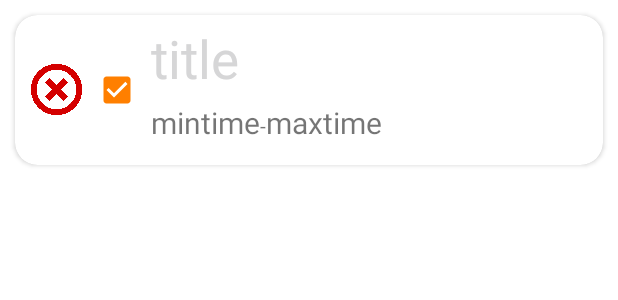
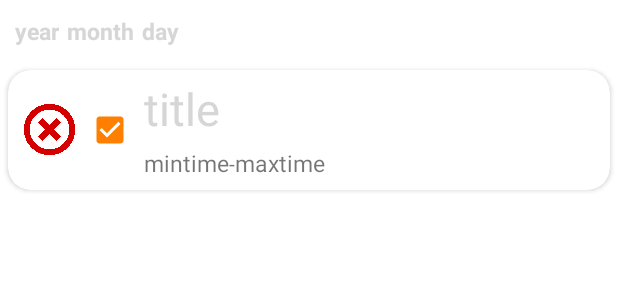
Before and after one commit to rnqhqaltjs/Whatareyouupto, an Android app built with Jetpack Compose: the layout doneitemmain.xml on its own in the app's theme, with its tools: preview values and no code run, on a phone screen of 412 x 824 dp. Shown: the top 300 px of the screen. Run offline under Robolectric (Android 15) with nearby library versions, the phone set to English and light mode, and no system bars.

Commit message:
Initial commit

```diff
--- a/app/src/main/java/com/example/whatareyouupto/sqlite/SQLiteOpenHelper.kt
+++ b/app/src/main/java/com/example/whatareyouupto/sqlite/SQLiteOpenHelper.kt
@@ -80,7 +80,7 @@ class SqliteHelper(context: Context?, name: String?, factory: SQLiteDatabase.Cur
     fun DoneMemo():MutableList<Memo>{
         val list = mutableListOf<Memo>()
         //전체조회
-        val selectAll = "select * from memo WHERE checkbox = 1 ORDER BY id"
+        val selectAll = "select * from memo WHERE checkbox = 1 ORDER BY day desc, month desc, year desc, mintime asc"
         //읽기전용 데이터베이스 변수
         val rd = this.readableDatabase
         //데이터를 받아 줍니다.
--- a/app/src/main/res/layout/doneitemmain.xml
+++ b/app/src/main/res/layout/doneitemmain.xml
@@ -1,14 +1,60 @@
 <?xml version="1.0" encoding="utf-8"?>
 
-<androidx.cardview.widget.CardView xmlns:android="http://schemas.android.com/apk/res/android"
+<LinearLayout xmlns:android="http://schemas.android.com/apk/res/android"
     xmlns:app="http://schemas.android.com/apk/res-auto"
     xmlns:tools="http://schemas.android.com/tools"
     android:id="@+id/item"
     android:layout_width="match_parent"
-    android:layout_height="100dp"
-    android:layout_margin="10dp"
+    android:layout_height="wrap_content"
+    android:orientation="vertical">
+
+    <LinearLayout
+        android:layout_width="match_parent"
+        android:layout_height="match_parent"
+        android:orientation="horizontal"
+        android:layout_marginTop="10dp"
+        android:layout_marginBottom="10dp">
+
+        <TextView
+            android:id="@+id/year"
+            android:layout_width="wrap_content"
+            android:layout_height="wrap_content"
+            android:layout_marginStart="10dp"
+            android:text="year"
+            android:textColor="@color/black"
+            android:textSize="15sp"
+            android:textStyle="bold" />
+
+        <TextView
+            android:id="@+id/month"
+            android:layout_width="wrap_content"
+            android:layout_height="wrap_content"
+            android:layout_marginStart="5dp"
+            android:text="month"
+            android:textColor="@color/black"
+            android:textSize="15sp"
+            android:textStyle="bold" />
+
+        <TextView
+            android:id="@+id/day"
+            android:layout_width="wrap_content"
+            android:layout_height="wrap_content"
+            android:layout_marginStart="5dp"
+            android:text="day"
+            android:textColor="@color/black"
+            android:textSize="15sp"
+            android:textStyle="bold" />
+
+    </LinearLayout>
+
+
+    <androidx.cardview.widget.CardView
+        android:layout_width="match_parent"
+        android:layout_height="80dp"
+        android:layout_margin="5dp"
         android:elevation="10dp"
         app:cardCornerRadius="15dp">
+
 
         <LinearLayout
             android:layout_width="match_parent"
@@ -51,7 +97,7 @@
                     android:singleLine="true"
                     android:text="title"
                     android:textColor="@color/black"
-                android:textSize="35sp" />
+                    android:textSize="30sp" />
 
                 <LinearLayout
                     android:layout_width="match_parent"
@@ -66,7 +112,7 @@
                         android:layout_width="wrap_content"
                         android:layout_height="wrap_content"
                         android:text="mintime"
-                    android:textSize="20sp" />
+                        android:textSize="15sp" />
 
                     <TextView
                         android:layout_width="wrap_content"
@@ -78,7 +124,7 @@
                         android:layout_width="wrap_content"
                         android:layout_height="wrap_content"
                         android:text="maxtime"
-                    android:textSize="20sp" />
+                        android:textSize="15sp" />
                 </LinearLayout>
 
             </LinearLayout>
@@ -86,5 +132,6 @@
         </LinearLayout>
 
 
+    </androidx.cardview.widget.CardView>
 
-</androidx.cardview.widget.CardView>
+</LinearLayout>
--- a/app/src/main/res/menu/main_menu.xml
+++ b/app/src/main/res/menu/main_menu.xml
@@ -4,8 +4,8 @@
     tools:showIn = "navigation_view">
 
     <item
-        android:id="@+id/item_bookmark"
-        android:title="관심 항목" />
+        android:id="@+id/item_deleteall"
+        android:title="전체 데이터 삭제" />
 
     <item
         android:id="@+id/item_manual"
--- a/app/src/main/res/values-night/themes.xml
+++ b/app/src/main/res/values-night/themes.xml
@@ -2,7 +2,7 @@
     <!-- Base application theme. -->
     <style name="Theme.Whatareyouupto" parent="Theme.MaterialComponents.Light.NoActionBar">
         <!-- Primary brand color. -->
-        <item name="colorPrimary">@color/purple_200</item>
+        <item name="colorPrimary">@color/orange</item>
         <item name="colorPrimaryVariant">@color/orange</item>
         <item name="colorOnPrimary">@color/black</item>
         <!-- Secondary brand color. -->
--- a/app/src/main/res/values/themes.xml
+++ b/app/src/main/res/values/themes.xml
@@ -2,7 +2,7 @@
     <!-- Base application theme. -->
     <style name="Theme.Whatareyouupto" parent="Theme.MaterialComponents.Light.NoActionBar">
         <!-- Primary brand color. -->
-        <item name="colorPrimary">@color/purple_500</item>
+        <item name="colorPrimary">@color/orange</item>
         <item name="colorPrimaryVariant">@color/orange</item>
         <item name="colorOnPrimary">@color/white</item>
         <!-- Secondary brand color. -->
```
Also changed, not shown: app/src/main/java/com/example/whatareyouupto/DoneList/DoneFragment.kt (+2 -8 lines), app/src/main/java/com/example/whatareyouupto/DoneList/DoneRVAdpater.kt (+27 -0 lines), app/src/main/java/com/example/whatareyouupto/MainActivity.kt (+45 -0 lines), app/src/main/res/drawable/prbdesign.xml (added, +26 -0 lines), app/src/main/res/layout/fragment_done.xml (+31 -2 lines), app/src/main/res/layout/fragment_list.xml (+25 -17 lines), app/src/main/res/layout/listitemmain.xml (+5 -6 lines). Lines whose indentation alone changed are shown as unchanged.
